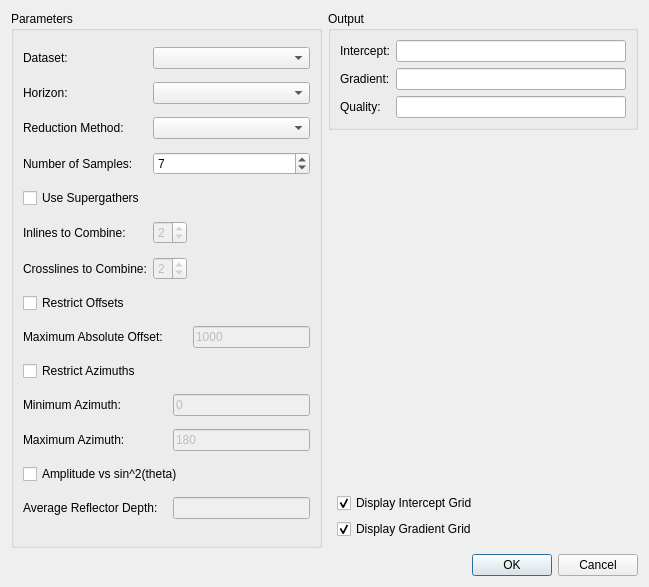
Before: the Qt Designer form ProzessUI/computeinterceptgradientdialog.ui in fsoos74/su, drawn with Qt 5.
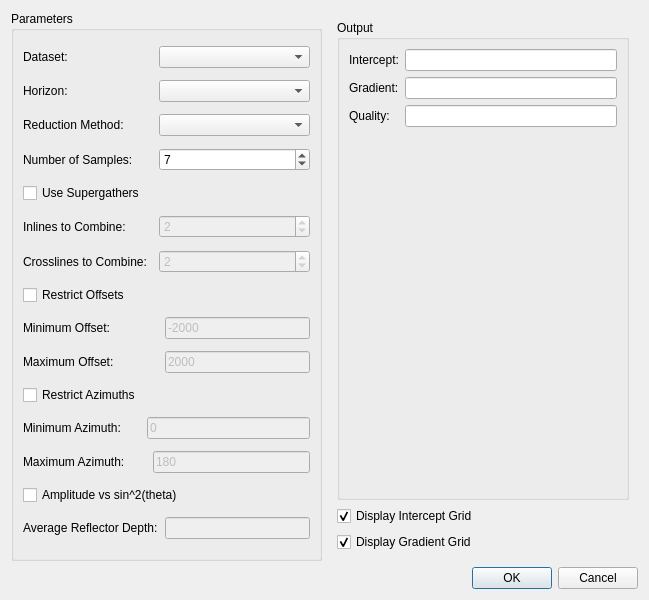
After: the same form once the commit is applied. Icons and pictures are not drawn.

```diff
--- a/ProzessUI/computeinterceptgradientdialog.ui
+++ b/ProzessUI/computeinterceptgradientdialog.ui
@@ -7,7 +7,7 @@
     <x>0</x>
     <y>0</y>
     <width>649</width>
-    <height>587</height>
+    <height>600</height>
    </rect>
   </property>
   <property name="windowTitle">
@@ -17,7 +17,7 @@
    <iconset resource="../ProjectViewer/icons.qrc">
     <normaloff>:/icons/images/logo_fs_64x64.png</normaloff>:/icons/images/logo_fs_64x64.png</iconset>
   </property>
-  <layout class="QVBoxLayout" name="verticalLayout_3">
+  <layout class="QVBoxLayout" name="verticalLayout">
    <item>
     <layout class="QHBoxLayout" name="horizontalLayout">
      <item>
@@ -33,7 +33,7 @@
           </property>
          </widget>
         </item>
-        <item row="0" column="1" colspan="3">
+        <item row="0" column="3" colspan="2">
          <widget class="QComboBox" name="cbDataset"/>
         </item>
         <item row="1" column="0">
@@ -43,7 +43,7 @@
           </property>
          </widget>
         </item>
-        <item row="1" column="1" colspan="3">
+        <item row="1" column="3" colspan="2">
          <widget class="QComboBox" name="cbHorizon"/>
         </item>
         <item row="2" column="0">
@@ -53,7 +53,7 @@
           </property>
          </widget>
         </item>
-        <item row="2" column="1" colspan="3">
+        <item row="2" column="3" colspan="2">
          <widget class="QComboBox" name="cbMethod"/>
         </item>
         <item row="3" column="0">
@@ -63,7 +63,7 @@
           </property>
          </widget>
         </item>
-        <item row="3" column="1" colspan="3">
+        <item row="3" column="3" colspan="2">
          <widget class="QSpinBox" name="sbSamples">
           <property name="minimum">
            <number>1</number>
@@ -79,7 +79,7 @@
           </property>
          </widget>
         </item>
-        <item row="4" column="0">
+        <item row="4" column="0" colspan="2">
          <widget class="QCheckBox" name="cbSuperGather">
           <property name="text">
            <string>Use Supergathers</string>
@@ -93,7 +93,7 @@
           </property>
          </widget>
         </item>
-        <item row="5" column="1" colspan="2">
+        <item row="5" column="3" colspan="2">
          <widget class="QSpinBox" name="sbInlines">
           <property name="enabled">
            <bool>false</bool>
@@ -109,14 +109,14 @@
           </property>
          </widget>
         </item>
-        <item row="6" column="0">
+        <item row="6" column="0" colspan="3">
          <widget class="QLabel" name="label_9">
           <property name="text">
            <string>Crosslines to Combine:</string>
           </property>
          </widget>
         </item>
-        <item row="6" column="1" colspan="2">
+        <item row="6" column="3" colspan="2">
          <widget class="QSpinBox" name="sbCrosslines">
           <property name="enabled">
            <bool>false</bool>
@@ -142,38 +142,55 @@
           </property>
          </widget>
         </item>
-        <item row="8" column="0" colspan="2">
+        <item row="8" column="0" colspan="4">
+         <widget class="QLabel" name="label_12">
+          <property name="text">
+           <string>Minimum Offset:</string>
+          </property>
+         </widget>
+        </item>
+        <item row="8" column="4">
+         <widget class="QLineEdit" name="leMinOffset">
+          <property name="enabled">
+           <bool>false</bool>
+          </property>
+          <property name="text">
+           <string>-2000</string>
+          </property>
+         </widget>
+        </item>
+        <item row="9" column="0" colspan="4">
          <widget class="QLabel" name="label_8">
           <property name="text">
-           <string>Maximum Absolute Offset:</string>
+           <string>Maximum Offset:</string>
           </property>
          </widget>
         </item>
-        <item row="8" column="3">
+        <item row="9" column="4">
          <widget class="QLineEdit" name="leMaxOffset">
           <property name="enabled">
            <bool>false</bool>
           </property>
           <property name="text">
-           <string>1000</string>
+           <string>2000</string>
           </property>
          </widget>
         </item>
-        <item row="9" column="0">
+        <item row="10" column="0">
          <widget class="QCheckBox" name="cbRestrictAzimuth">
           <property name="text">
            <string>Restrict Azimuths</string>
           </property>
          </widget>
         </item>
-        <item row="10" column="0">
+        <item row="11" column="0">
          <widget class="QLabel" name="label_23">
           <property name="text">
            <string>Minimum Azimuth:</string>
           </property>
          </widget>
         </item>
-        <item row="10" column="2" colspan="2">
+        <item row="11" column="1" colspan="4">
          <widget class="QLineEdit" name="leMinAzimuth">
           <property name="enabled">
            <bool>false</bool>
@@ -183,14 +200,14 @@
           </property>
          </widget>
         </item>
-        <item row="11" column="0">
+        <item row="12" column="0">
          <widget class="QLabel" name="label_24">
           <property name="text">
            <string>Maximum Azimuth:</string>
           </property>
          </widget>
         </item>
-        <item row="11" column="2" colspan="2">
+        <item row="12" column="2" colspan="3">
          <widget class="QLineEdit" name="leMaxAzimuth">
           <property name="enabled">
            <bool>false</bool>
@@ -200,21 +217,21 @@
           </property>
          </widget>
         </item>
-        <item row="12" column="0" colspan="4">
+        <item row="13" column="0" colspan="5">
          <widget class="QCheckBox" name="cbAVA">
           <property name="text">
            <string>Amplitude vs sin^2(theta)</string>
           </property>
          </widget>
         </item>
-        <item row="13" column="0" colspan="2">
+        <item row="14" column="0" colspan="4">
          <widget class="QLabel" name="label_10">
           <property name="text">
            <string>Average Reflector Depth:</string>
           </property>
          </widget>
         </item>
-        <item row="13" column="2" colspan="2">
+        <item row="14" column="4">
          <widget class="QLineEdit" name="leDepth">
           <property name="enabled">
            <bool>false</bool>
@@ -225,8 +242,9 @@
       </widget>
      </item>
      <item>
-      <layout class="QVBoxLayout" name="verticalLayout_2">
-       <item>
+      <widget class="QWidget" name="widget" native="true">
+       <layout class="QGridLayout" name="gridLayout_3">
+        <item row="0" column="0">
         <widget class="QGroupBox" name="groupBox">
          <property name="title">
           <string>Output</string>
@@ -262,13 +280,7 @@
           <item row="2" column="1">
            <widget class="QLineEdit" name="leQuality"/>
           </item>
-         </layout>
-        </widget>
-       </item>
-       <item>
-        <widget class="QWidget" name="widget" native="true">
-         <layout class="QVBoxLayout" name="verticalLayout">
-          <item>
+           <item row="3" column="1">
            <spacer name="verticalSpacer">
             <property name="orientation">
              <enum>Qt::Vertical</enum>
@@ -281,17 +293,10 @@
             </property>
            </spacer>
           </item>
-          <item>
-           <widget class="QCheckBox" name="cbDisplayIntercept">
-            <property name="text">
-             <string>Display Intercept Grid</string>
-            </property>
-            <property name="checked">
-             <bool>true</bool>
-            </property>
-           </widget>
-          </item>
-          <item>
+          </layout>
+         </widget>
+        </item>
+        <item row="2" column="0">
            <widget class="QCheckBox" name="cbDisplayGradient">
             <property name="text">
              <string>Display Gradient Grid</string>
@@ -301,10 +306,18 @@
             </property>
            </widget>
           </item>
-         </layout>
+        <item row="1" column="0">
+         <widget class="QCheckBox" name="cbDisplayIntercept">
+          <property name="text">
+           <string>Display Intercept Grid</string>
+          </property>
+          <property name="checked">
+           <bool>true</bool>
+          </property>
         </widget>
        </item>
       </layout>
+      </widget>
      </item>
     </layout>
    </item>
```
Left out of the diff: 82 changed lines with no effect on the pictures. Lines whose indentation alone changed are shown as unchanged.
